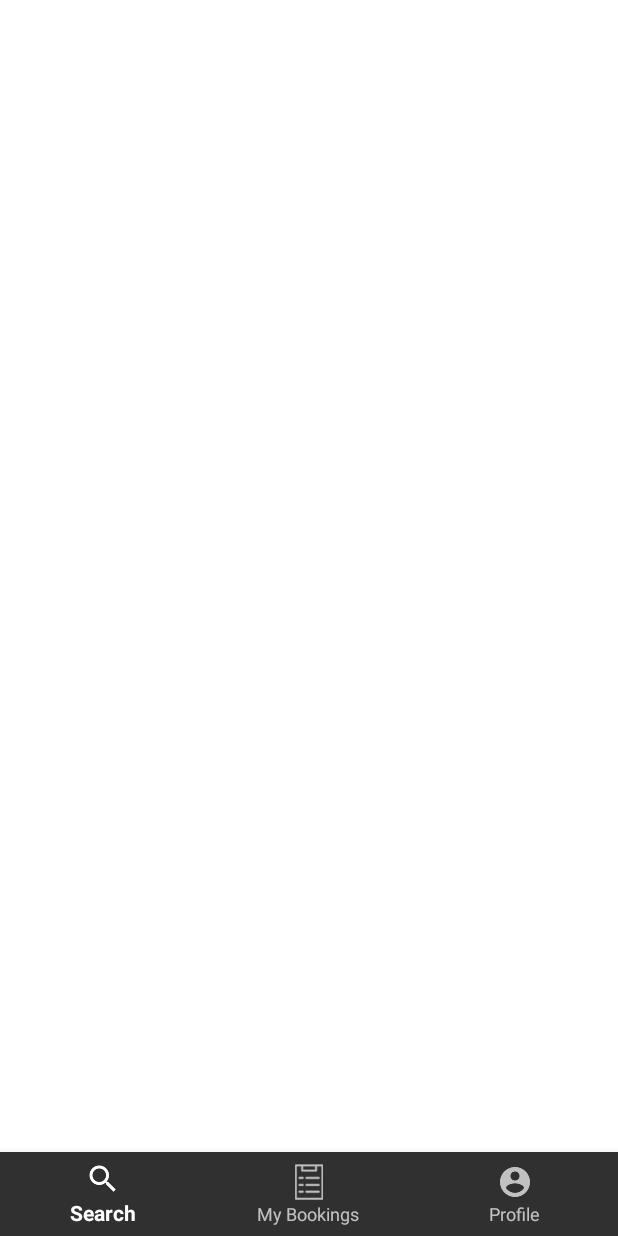
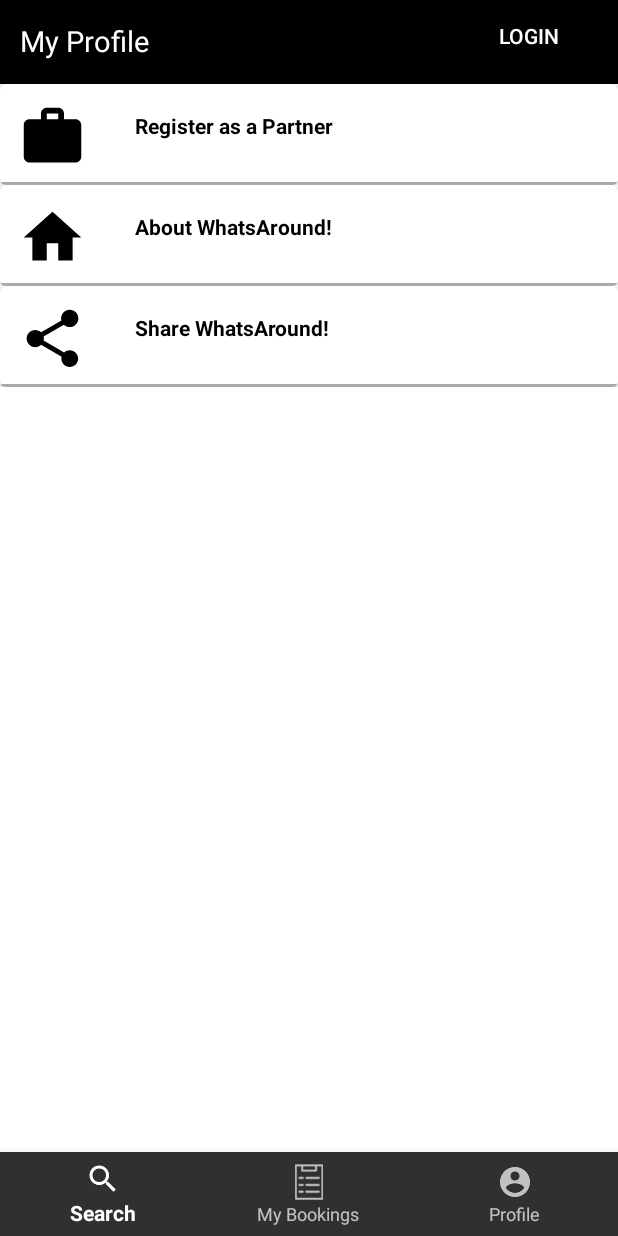
Before and after one commit to uzairnz/WhatsAround, an Android app: the fragment ProfileFragment placed in its activity, on a phone screen of 412 x 824 dp. Run offline under Robolectric (Android 15) with nearby library versions, the phone set to English and light mode, and no system bars.

Commit message:
Profile Recycler bugs resolved

```diff
--- a/app/src/main/java/com/example/uzairzohaib/whatsaround/ProfileFragment.java
+++ b/app/src/main/java/com/example/uzairzohaib/whatsaround/ProfileFragment.java
@@ -18,70 +18,9 @@
 import java.util.List;
 
 
-/**
- * A simple {@link Fragment} subclass.
- * Activities that contain this fragment must implement the
- * {@link ProfileFragment.OnFragmentInteractionListener} interface
- * to handle interaction events.
- * Use the {@link ProfileFragment#newInstance} factory method to
- * create an instance of this fragment.
- */
+
 public class ProfileFragment extends android.app.Fragment {
-    // TODO: Rename parameter arguments, choose names that match
-    // the fragment initialization parameters, e.g. ARG_ITEM_NUMBER
-    private static final String ARG_PARAM1 = "param1";
-    private static final String ARG_PARAM2 = "param2";
 
-    // TODO: Rename and change types of parameters
-    private String mParam1;
-    private String mParam2;
-
-    private OnFragmentInteractionListener mListener;
-
-
-
-    // TODO: Rename and change types and number of parameters
-
-
-
-
-    // TODO: Rename method, update argument and hook method into UI event
-    public void onButtonPressed(Uri uri) {
-        if (mListener != null) {
-            mListener.onFragmentInteraction(uri);
-        }
-    }
-
-    @Override
-    public void onAttach(Context context) {
-        super.onAttach(context);
-        if (context instanceof OnFragmentInteractionListener) {
-            mListener = (OnFragmentInteractionListener) context;
-        } else {
-            Toast.makeText(context, "Your Profile", Toast.LENGTH_SHORT).show();
-        }
-    }
-
-    @Override
-    public void onDetach() {
-        super.onDetach();
-        mListener = null;
-    }
-
-    /**
-     * This interface must be implemented by activities that contain this
-     * fragment to allow an interaction in this fragment to be communicated
-     * to the activity and potentially other fragments contained in that
-     * activity.
-     * <p>
-     * See the Android Training lesson <a href=
-     * "http://developer.android.com/training/basics/fragments/communicating.html"
-     * >Communicating with Other Fragments</a> for more information.
-     */
-    public interface OnFragmentInteractionListener {
-        // TODO: Update argument type and name
-        void onFragmentInteraction(Uri uri);
-    }
     View v;
     private RecyclerView myrecyclerview;
     private List<Profile> lstProfile;
@@ -92,6 +31,17 @@
     @RequiresApi(api = Build.VERSION_CODES.M)   //if problem then examine this
     @Nullable
     @Override
+    public View onCreateView(LayoutInflater inflater, ViewGroup container, Bundle savedInstanceState) {
+        // Inflate the layout for this fragment
+        v = inflater.inflate(R.layout.fragment_profile, container, false);
+        myrecyclerview = (RecyclerView) v.findViewById(R.id.profile_recycler_view);
+        ProfileRecyclerViewAdapter recyclerAdapter = new ProfileRecyclerViewAdapter(getContext(), lstProfile);
+        myrecyclerview.setLayoutManager(new LinearLayoutManager(getActivity()) {});
+        myrecyclerview.setAdapter(recyclerAdapter);
+        return v;
+    }
+
+    @Override
     public void onCreate(Bundle savedInstanceState) {
         super.onCreate(savedInstanceState);
 //        if (getArguments() != null) {
@@ -99,8 +49,8 @@
 //            mParam2 = getArguments().getString(ARG_PARAM2);
 //
     lstProfile = new ArrayList<>();
-        lstProfile.add(new Profile("Register as a Partner", R.drawable.hand_shake));
+        lstProfile.add(new Profile("Register as a Partner",R.drawable.ic_work_black_24dp));
         lstProfile.add(new Profile("About WhatsAround!", R.drawable.ic_home_black_24dp));
-        lstProfile.add(new Profile("Share WhatsAround!", R.drawable.baseline_share_black_18dp));
+        lstProfile.add(new Profile("Share WhatsAround!", R.drawable.ic_share_black_24dp));
 }
 }
--- a/app/src/main/java/com/example/uzairzohaib/whatsaround/ProfileRecyclerViewAdapter.java
+++ b/app/src/main/java/com/example/uzairzohaib/whatsaround/ProfileRecyclerViewAdapter.java
@@ -10,7 +10,6 @@
 import android.view.ViewGroup;
 import android.widget.ImageView;
 import android.widget.TextView;
-
 import java.util.List;
 
 public class ProfileRecyclerViewAdapter extends RecyclerView.Adapter<ProfileRecyclerViewAdapter.MyViewHolder> {
@@ -37,8 +36,7 @@
     public void onBindViewHolder(MyViewHolder holder, int position) {
 
         holder.tv_txt.setText(mData.get(position).getName());
-        holder.img.setImageResource(mData.get(position).getPhoto());
-
+        holder.img_p.setImageResource(mData.get(position).getPhoto());
     }
 
     @Override
@@ -49,7 +47,7 @@
     public static class MyViewHolder extends RecyclerView.ViewHolder{
 
         private TextView tv_txt;
-        private ImageView img;
+        private ImageView img_p;
 
 
 
@@ -57,7 +55,7 @@
             super(itemView);
 
             tv_txt = (TextView) itemView.findViewById(R.id.profile_name);
-            img = (ImageView) itemView.findViewById(R.id.img_profile);
+            img_p = (ImageView) itemView.findViewById(R.id.img_profile);
 
         }
     }
--- a/app/src/main/java/com/example/uzairzohaib/whatsaround/RecyclerViewAdapter.java
+++ b/app/src/main/java/com/example/uzairzohaib/whatsaround/RecyclerViewAdapter.java
@@ -7,7 +7,6 @@
 import android.view.ViewGroup;
 import android.widget.ImageView;
 import android.widget.TextView;
-
 import java.util.List;
 
 /**
--- /dev/null
+++ b/app/src/main/res/drawable/ic_share_black_24dp.xml
@@ -0,0 +1,9 @@
+<vector xmlns:android="http://schemas.android.com/apk/res/android"
+        android:width="24dp"
+        android:height="24dp"
+        android:viewportWidth="24.0"
+        android:viewportHeight="24.0">
+    <path
+        android:fillColor="#FF000000"
+        android:pathData="M18,16.08c-0.76,0 -1.44,0.3 -1.96,0.77L8.91,12.7c0.05,-0.23 0.09,-0.46 0.09,-0.7s-0.04,-0.47 -0.09,-0.7l7.05,-4.11c0.54,0.5 1.25,0.81 2.04,0.81 1.66,0 3,-1.34 3,-3s-1.34,-3 -3,-3 -3,1.34 -3,3c0,0.24 0.04,0.47 0.09,0.7L8.04,9.81C7.5,9.31 6.79,9 6,9c-1.66,0 -3,1.34 -3,3s1.34,3 3,3c0.79,0 1.5,-0.31 2.04,-0.81l7.12,4.16c-0.05,0.21 -0.08,0.43 -0.08,0.65 0,1.61 1.31,2.92 2.92,2.92 1.61,0 2.92,-1.31 2.92,-2.92s-1.31,-2.92 -2.92,-2.92z"/>
+</vector>
--- /dev/null
+++ b/app/src/main/res/drawable/ic_work_black_24dp.xml
@@ -0,0 +1,9 @@
+<vector xmlns:android="http://schemas.android.com/apk/res/android"
+        android:width="24dp"
+        android:height="24dp"
+        android:viewportWidth="24.0"
+        android:viewportHeight="24.0">
+    <path
+        android:fillColor="#FF000000"
+        android:pathData="M20,6h-4L16,4c0,-1.11 -0.89,-2 -2,-2h-4c-1.11,0 -2,0.89 -2,2v2L4,6c-1.11,0 -1.99,0.89 -1.99,2L2,19c0,1.11 0.89,2 2,2h16c1.11,0 2,-0.89 2,-2L22,8c0,-1.11 -0.89,-2 -2,-2zM14,6h-4L10,4h4v2z"/>
+</vector>
--- a/app/src/main/res/layout/fragment_profile.xml
+++ b/app/src/main/res/layout/fragment_profile.xml
@@ -8,16 +8,25 @@
     <android.support.v7.widget.Toolbar
         android:id="@+id/toolbar_home_screen"
         android:layout_width="match_parent"
-        android:layout_height="56dp"
+        android:layout_height="wrap_content"
         android:layout_gravity="top"
         android:background="#000"
         tools:ignore="NamespaceTypo">
 
     </android.support.v7.widget.Toolbar>
 
+    <android.support.v7.widget.RecyclerView
+        android:id="@+id/profile_recycler_view"
+        android:layout_width="match_parent"
+        android:layout_height="match_parent"
+        android:layout_gravity="bottom"
+        android:layout_marginTop="@dimen/margin_56">
+
+    </android.support.v7.widget.RecyclerView>
+
     <RelativeLayout
         android:layout_width="match_parent"
-        android:layout_height="match_parent">
+        android:layout_height="56dp">
 
         <TextView
             android:id="@+id/textView"
@@ -43,13 +52,6 @@
             android:text="Login" />
 
     </RelativeLayout>
-    <android.support.v7.widget.RecyclerView
-        android:id="@+id/profile_recycler_view"
-        android:layout_width="match_parent"
-        android:layout_height="match_parent"
-        android:layout_gravity="bottom"
-        android:layout_marginTop="@dimen/margin_56">
 
-    </android.support.v7.widget.RecyclerView>
 
 </FrameLayout>
--- a/app/src/main/res/layout/fragment_search.xml
+++ b/app/src/main/res/layout/fragment_search.xml
@@ -3,6 +3,7 @@
     android:layout_width="match_parent"
     android:layout_height="match_parent"
     tools:context="com.example.uzairzohaib.whatsaround.SearchFragment">
+
     <android.support.v7.widget.Toolbar xmlns:tools="http://schemas.android.com/tools"
         xmlns:android="http://schemas.android.com/apk/res/android"
         android:id="@+id/toolbar_home_screen"
--- a/app/src/main/res/layout/profile_recycler_view.xml
+++ b/app/src/main/res/layout/profile_recycler_view.xml
@@ -18,9 +18,9 @@
 
         <ImageView
             android:id="@+id/img_profile"
-            android:layout_width="55dp"
-            android:layout_height="55dp"
-            android:padding="12dp"
+            android:layout_width="70dp"
+            android:layout_height="70dp"
+            android:padding="@dimen/margin_12"
             android:src="@mipmap/ic_launcher_round"
             tools:layout_editor_absoluteX="0dp"
             tools:layout_editor_absoluteY="0dp" />
@@ -32,21 +32,30 @@
 
             <TextView
                 android:id="@+id/profile_name"
-                android:layout_width="112dp"
+                android:layout_width="200dp"
                 android:layout_height="55dp"
                 android:layout_alignParentStart="true"
                 android:layout_centerVertical="true"
                 android:layout_marginStart="78dp"
                 android:layout_weight="1"
                 android:padding="12dp"
-                android:text="Service Name"
+                android:text="Profile Name"
                 android:textColor="#000"
                 android:textStyle="bold" />
 
+            <View
+                android:layout_width="match_parent"
+                android:layout_height="2dp"
+                android:layout_alignParentBottom="true"
+                android:layout_alignParentStart="true"
+                android:background="@android:color/darker_gray"
+                android:foregroundGravity="bottom" />
 
         </RelativeLayout>
 
     </android.support.v7.widget.CardView>
 
 
+
+
 </RelativeLayout>
```
Also changed, not shown: app/src/main/res/drawable-v24/baseline_share_black_18dp.png (deleted).
